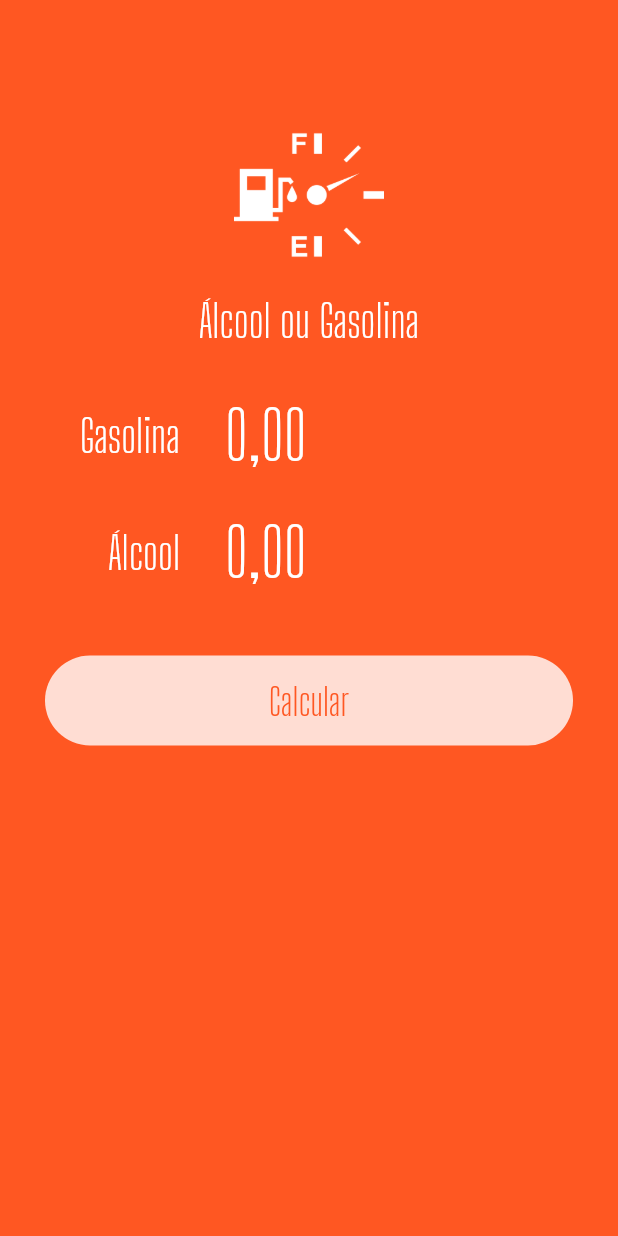
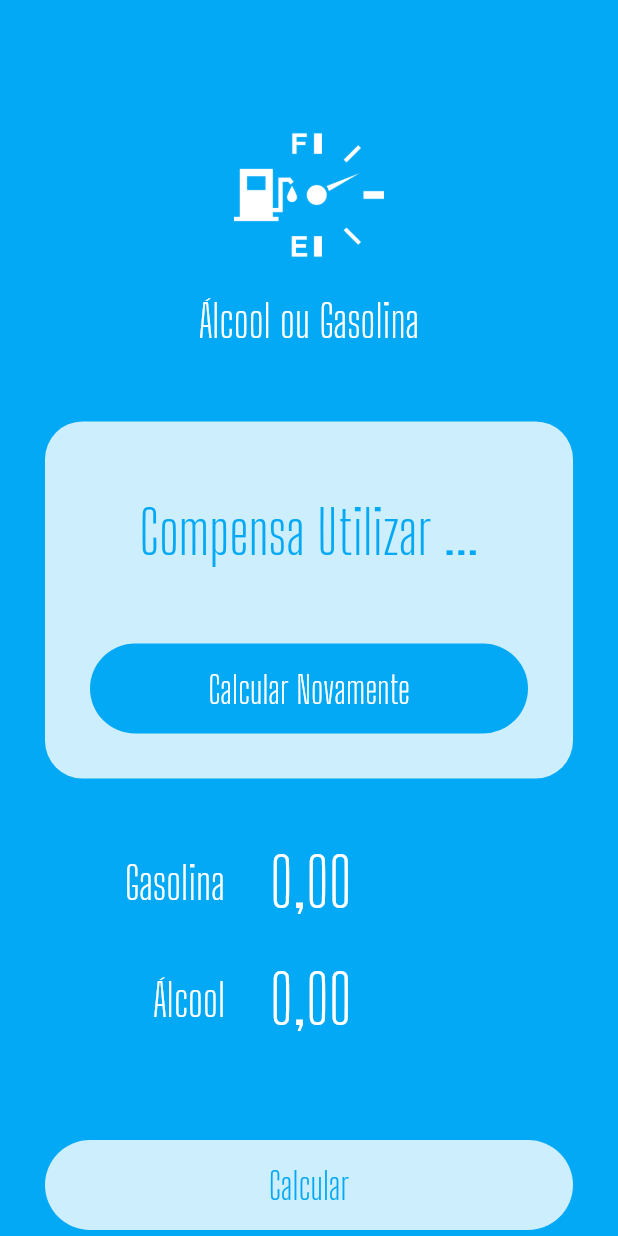
Before and after one commit to dChefer/cal_alc_gas, a Flutter app: the screen it shows after launch, on a phone screen of 412 x 824 dp. Run offline on Flutter 3.47's test engine with Material 2 defaults, Android fonts, the phone set to English and light mode, and no system bars; our stand-ins replace flutter_masked_text.

Commit message:
Utimizando Template e Button

```diff
--- a/lib/main.dart
+++ b/lib/main.dart
@@ -1,5 +1,8 @@
 import 'package:alcool_gasolina/widgets/input.widget.dart';
+import 'package:alcool_gasolina/widgets/loading-button.widget.dart';
 import 'package:alcool_gasolina/widgets/logo.widget.dart';
+import 'package:alcool_gasolina/widgets/submit-form.dart';
+import 'package:alcool_gasolina/widgets/success.widget.dart';
 import 'package:flutter/material.dart';
 import 'package:flutter_masked_text/flutter_masked_text.dart';
 
@@ -15,7 +18,7 @@ class MyApp extends StatelessWidget {
       title: 'Alcool ou Gasolina',
       debugShowCheckedModeBanner: false,
       theme: ThemeData(
-        primarySwatch: Colors.deepOrange,
+        primarySwatch: Colors.lightBlue,
       ),
       home: HomePage(),
     );
@@ -33,34 +36,15 @@ class HomePage extends StatelessWidget {
       body: ListView(
         children: <Widget>[
           Logo(),
-          Input(
-            ctrl: _gasCtrl,
-            label: "Gasolina",
+          Success(
+            reset: () {},
+            result: "Compensa Utilizar ...",
           ),
-          Input(
-            label: "Álcool",
-            ctrl: _alcCtrl,
-          ),
-          Container(
-            margin: EdgeInsets.all(30),
-            height: 60,
-            decoration: BoxDecoration(
-              color: Colors.white.withOpacity(0.8),
-              borderRadius: BorderRadius.circular(
-                60,
-              ),
-            ),
-            child: FlatButton(
-              child: Text(
-                "Calcular",
-                style: TextStyle(
-                  color: Theme.of(context).primaryColor,
-                  fontSize: 25,
-                  fontFamily: "Big Shoulders Display",
-                ),
-              ),
-              onPressed: () {},
-            ),
+          SubmitForm(
+            gastCtrl: _gasCtrl,
+            alcCtrl: _alcCtrl,
+            busy: false,
+            submitForm: () {},
           ),
         ],
       ),
--- /dev/null
+++ b/lib/widgets/loading-button.widget.dart
@@ -0,0 +1,51 @@
+import 'package:flutter/material.dart';
+
+class LoadingButton extends StatelessWidget {
+  var busy = false;
+  var invert = false;
+  Function func;
+  var text = "";
+
+  LoadingButton({
+    @required this.busy,
+    @required this.func,
+    @required this.invert,
+    @required this.text,
+  });
+
+  @override
+  Widget build(BuildContext context) {
+    return busy
+        ? Container(
+            alignment: Alignment.center,
+            height: 50,
+            child: CircularProgressIndicator(
+              backgroundColor: Colors.white,
+            ),
+          )
+        : Container(
+            margin: EdgeInsets.all(30),
+            height: 60,
+            width: double.infinity,
+            decoration: BoxDecoration(
+              color: invert
+                  ? Theme.of(context).primaryColor
+                  : Colors.white.withOpacity(0.8),
+              borderRadius: BorderRadius.circular(
+                60,
+              ),
+            ),
+            child: FlatButton(
+              child: Text(
+                text,
+                style: TextStyle(
+                  color: invert ? Colors.white : Theme.of(context).primaryColor,
+                  fontSize: 25,
+                  fontFamily: "Big Shoulders Display",
+                ),
+              ),
+              onPressed: func,
+            ),
+          );
+  }
+}
--- /dev/null
+++ b/lib/widgets/submit-form.dart
@@ -0,0 +1,56 @@
+import 'package:alcool_gasolina/widgets/input.widget.dart';
+import 'package:flutter/material.dart';
+import 'package:flutter_masked_text/flutter_masked_text.dart';
+
+import 'loading-button.widget.dart';
+
+class SubmitForm extends StatelessWidget {
+  var gastCtrl = new MoneyMaskedTextController();
+  var alcCtrl = new MoneyMaskedTextController();
+  var busy = false;
+  Function submitForm;
+
+  SubmitForm({
+    @required this.gastCtrl,
+    @required this.alcCtrl,
+    @required this.busy,
+    @required this.submitForm,
+  });
+
+  @override
+  Widget build(BuildContext context) {
+    return Column(
+      children: <Widget>[
+        Padding(
+          padding: EdgeInsets.only(
+            left: 30,
+            right: 30,
+          ),
+          child: Input(
+            label: "Gasolina",
+            ctrl: gastCtrl,
+          ),
+        ),
+        Padding(
+          padding: EdgeInsets.only(
+            left: 30,
+            right: 30,
+          ),
+          child: Input(
+            label: "Álcool",
+            ctrl: alcCtrl,
+          ),
+        ),
+        SizedBox(
+          height: 25,
+        ),
+        LoadingButton(
+          busy: busy,
+          func: submitForm,
+          invert: false,
+          text: "Calcular",
+        ),
+      ],
+    );
+  }
+}
--- /dev/null
+++ b/lib/widgets/success.widget.dart
@@ -0,0 +1,49 @@
+import 'package:flutter/material.dart';
+
+import 'loading-button.widget.dart';
+
+class Success extends StatelessWidget {
+  var result = "";
+  Function reset;
+
+  Success({
+    @required this.result,
+    @required this.reset,
+  });
+
+  @override
+  Widget build(BuildContext context) {
+    return Container(
+      margin: EdgeInsets.all(30),
+      decoration: BoxDecoration(
+        color: Colors.white.withOpacity(0.8),
+        borderRadius: BorderRadius.circular(25),
+      ),
+      child: Column(
+        children: <Widget>[
+          SizedBox(
+            height: 50,
+          ),
+          Text(
+            result,
+            style: TextStyle(
+              color: Theme.of(context).primaryColor,
+              fontSize: 40,
+              fontFamily: "Big Shoulders Display",
+            ),
+            textAlign: TextAlign.center,
+          ),
+          SizedBox(
+            height: 20,
+          ),
+          LoadingButton(
+            busy: false,
+            func: reset,
+            invert: true,
+            text: "Calcular Novamente",
+          ),
+        ],
+      ),
+    );
+  }
+}
```
